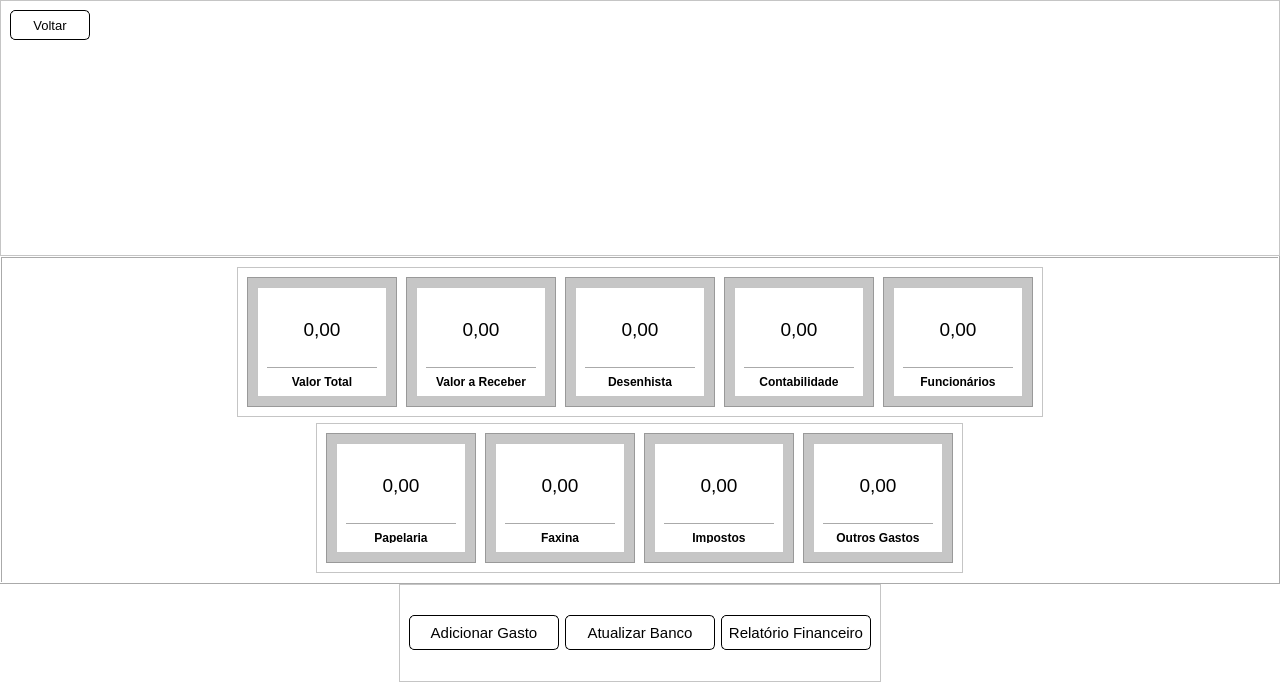
Qt form screens/financeiro.ui (devfabri/Arquitetura-Pereira) before a commit.
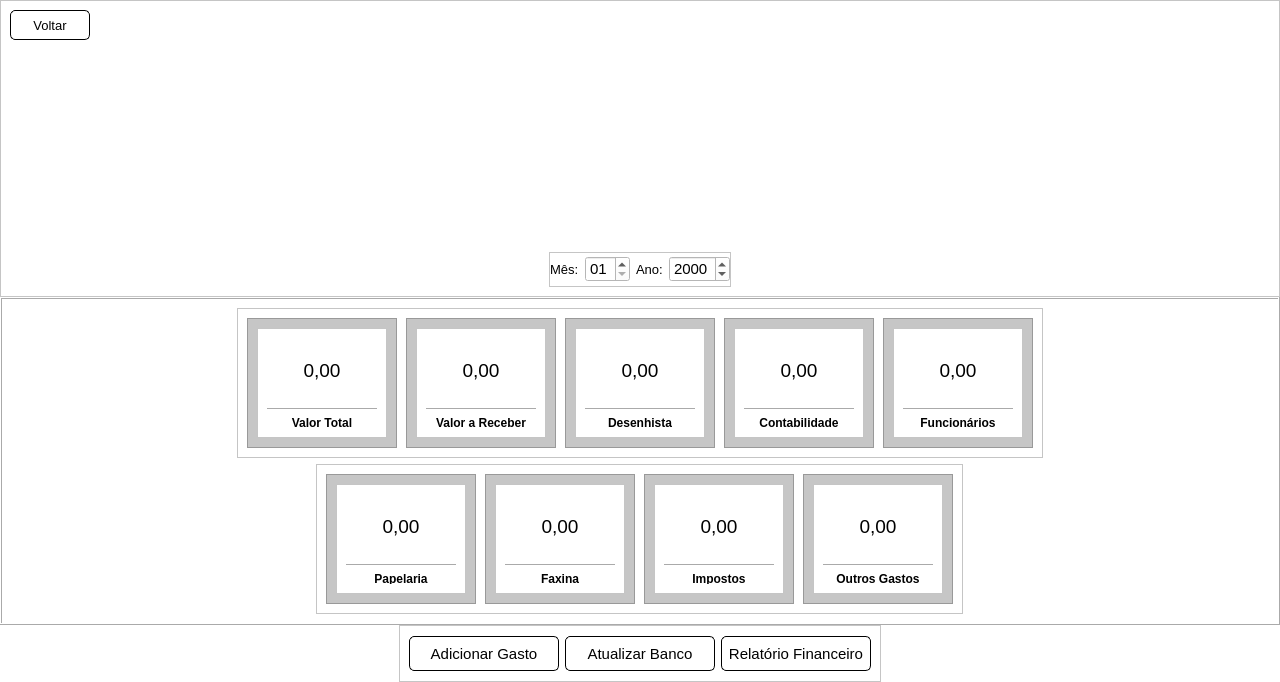
The same form after that commit. Icons and pictures are not drawn.

Patch:
```diff
--- a/screens/financeiro.ui
+++ b/screens/financeiro.ui
@@ -128,6 +128,102 @@
          </property>
         </widget>
        </item>
+       <item alignment="Qt::AlignHCenter">
+        <widget class="QFrame" name="frame_13">
+         <property name="minimumSize">
+          <size>
+           <width>0</width>
+           <height>35</height>
+          </size>
+         </property>
+         <property name="maximumSize">
+          <size>
+           <width>250</width>
+           <height>16777215</height>
+          </size>
+         </property>
+         <property name="frameShape">
+          <enum>QFrame::StyledPanel</enum>
+         </property>
+         <property name="frameShadow">
+          <enum>QFrame::Raised</enum>
+         </property>
+         <layout class="QHBoxLayout" name="horizontalLayout_4">
+          <property name="leftMargin">
+           <number>0</number>
+          </property>
+          <property name="topMargin">
+           <number>0</number>
+          </property>
+          <property name="rightMargin">
+           <number>0</number>
+          </property>
+          <property name="bottomMargin">
+           <number>0</number>
+          </property>
+          <item>
+           <widget class="QLabel" name="label_4">
+            <property name="font">
+             <font>
+              <pointsize>10</pointsize>
+             </font>
+            </property>
+            <property name="text">
+             <string>Mês:</string>
+            </property>
+           </widget>
+          </item>
+          <item>
+           <widget class="QDateEdit" name="month">
+            <property name="minimumSize">
+             <size>
+              <width>0</width>
+              <height>25</height>
+             </size>
+            </property>
+            <property name="font">
+             <font>
+              <pointsize>11</pointsize>
+             </font>
+            </property>
+            <property name="displayFormat">
+             <string>MM</string>
+            </property>
+           </widget>
+          </item>
+          <item alignment="Qt::AlignHCenter">
+           <widget class="QLabel" name="label_2">
+            <property name="font">
+             <font>
+              <pointsize>10</pointsize>
+             </font>
+            </property>
+            <property name="text">
+             <string>Ano:</string>
+            </property>
+           </widget>
+          </item>
+          <item>
+           <widget class="QDateEdit" name="year">
+            <property name="minimumSize">
+             <size>
+              <width>0</width>
+              <height>25</height>
+             </size>
+            </property>
+            <property name="font">
+             <font>
+              <pointsize>11</pointsize>
+             </font>
+            </property>
+            <property name="displayFormat">
+             <string>yyyy</string>
+            </property>
+           </widget>
+          </item>
+         </layout>
+        </widget>
+       </item>
       </layout>
      </widget>
     </item>
```
